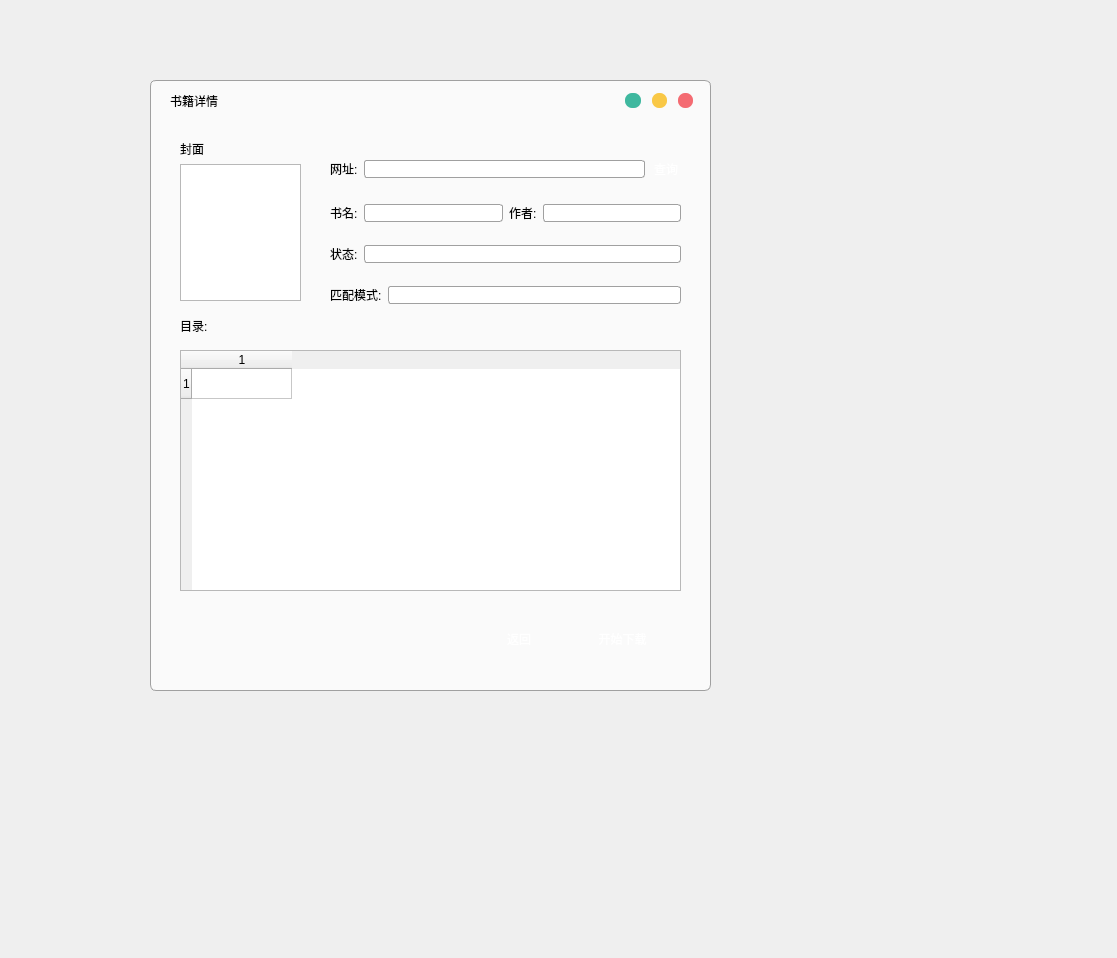
This is detail.ui in oxhc/NovelSpider as Qt 5 draws it before an edit. The edited form follows.
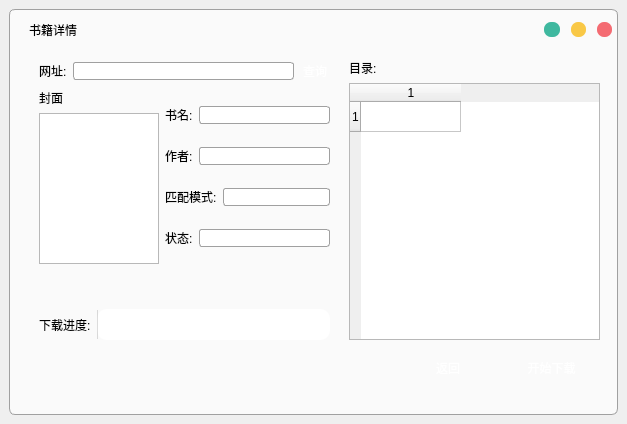
This is the edited form. Icons and pictures are not drawn.

```diff
--- a/detail.ui
+++ b/detail.ui
@@ -6,8 +6,8 @@
             <rect>
                 <x>0</x>
                 <y>0</y>
-                <width>1117</width>
-                <height>958</height>
+    <width>627</width>
+    <height>424</height>
             </rect>
         </property>
         <property name="windowTitle">
@@ -17,15 +17,9 @@
             <string notr="true">border-color: rgb(60, 12, 255);</string>
         </property>
         <widget class="QWidget" name="centralwidget">
+   <layout class="QVBoxLayout" name="verticalLayout_3">
+    <item>
             <widget class="QWidget" name="mainWidget" native="true">
-                <property name="geometry">
-                    <rect>
-                        <x>150</x>
-                        <y>80</y>
-                        <width>561</width>
-                        <height>611</height>
-                    </rect>
-                </property>
                 <property name="styleSheet">
                     <string notr="true">#mainWidget {
                         background-color: #fafafa;
@@ -56,169 +50,11 @@
                         }
                     </string>
                 </property>
-                <widget class="QWidget" name="verticalLayoutWidget">
-                    <property name="geometry">
-                        <rect>
-                            <x>180</x>
-                            <y>60</y>
-                            <width>351</width>
-                            <height>181</height>
-                        </rect>
-                    </property>
-                    <layout class="QVBoxLayout" name="verticalLayout">
-                        <item>
-                            <layout class="QHBoxLayout" name="horizontalLayout">
-                                <item>
-                                    <widget class="QLabel" name="label">
-                                        <property name="text">
-                                            <string>网址:</string>
-                                        </property>
-                                    </widget>
-                                </item>
-                                <item>
-                                    <widget class="QLineEdit" name="url_input">
-                                        <property name="text">
-                                            <string/>
-                                        </property>
-                                    </widget>
-                                </item>
-                                <item>
-                                    <widget class="QPushButton" name="selected_button">
-                                        <property name="styleSheet">
-                                            <string notr="true">padding:3px;
-                                                border-radius:1px;
-                                            </string>
-                                        </property>
-                                        <property name="text">
-                                            <string>查询</string>
-                                        </property>
-                                    </widget>
-                                </item>
-                            </layout>
-                        </item>
-                        <item>
-                            <layout class="QHBoxLayout" name="horizontalLayout_2">
-                                <item>
-                                    <widget class="QLabel" name="label_2">
-                                        <property name="text">
-                                            <string>书名:</string>
-                                        </property>
-                                    </widget>
-                                </item>
-                                <item>
-                                    <widget class="QLineEdit" name="book_name">
-                                        <property name="text">
-                                            <string/>
-                                        </property>
-                                    </widget>
-                                </item>
-                                <item>
-                                    <widget class="QLabel" name="label_4">
-                                        <property name="text">
-                                            <string>作者:</string>
-                                        </property>
-                                    </widget>
-                                </item>
-                                <item>
-                                    <widget class="QLineEdit" name="author">
-                                        <property name="text">
-                                            <string/>
-                                        </property>
-                                    </widget>
-                                </item>
-                            </layout>
-                        </item>
-                        <item>
-                            <layout class="QHBoxLayout" name="horizontalLayout_5">
-                                <item>
-                                    <widget class="QLabel" name="label_6">
-                                        <property name="text">
-                                            <string>状态:</string>
-                                        </property>
-                                    </widget>
-                                </item>
-                                <item>
-                                    <widget class="QLineEdit" name="status">
-                                        <property name="text">
-                                            <string/>
-                                        </property>
-                                    </widget>
-                                </item>
-                            </layout>
-                        </item>
-                        <item>
-                            <layout class="QHBoxLayout" name="horizontalLayout_6">
-                                <item>
-                                    <widget class="QLabel" name="label_8">
-                                        <property name="text">
-                                            <string>匹配模式:</string>
-                                        </property>
-                                    </widget>
-                                </item>
-                                <item>
-                                    <widget class="QLineEdit" name="mode_name">
-                                        <property name="text">
-                                            <string/>
-                                        </property>
-                                    </widget>
-                                </item>
-                            </layout>
-                        </item>
-                    </layout>
-                </widget>
-                <widget class="QLabel" name="label_3">
-                    <property name="geometry">
-                        <rect>
-                            <x>30</x>
-                            <y>240</y>
-                            <width>54</width>
-                            <height>12</height>
-                        </rect>
-                    </property>
-                    <property name="text">
-                        <string>目录:</string>
-                    </property>
-                </widget>
-                <widget class="QWidget" name="verticalLayoutWidget_2">
-                    <property name="geometry">
-                        <rect>
-                            <x>30</x>
-                            <y>60</y>
-                            <width>121</width>
-                            <height>161</height>
-                        </rect>
-                    </property>
-                    <layout class="QVBoxLayout" name="verticalLayout_2">
-                        <item>
-                            <widget class="QLabel" name="label_5">
-                                <property name="text">
-                                    <string>封面</string>
-                                </property>
-                            </widget>
-                        </item>
-                        <item>
-                            <widget class="QGraphicsView" name="graphicsView">
-                                <property name="styleSheet">
-                                    <string notr="true">background-image: url(:/ui_design/xn.jpg);</string>
-                                </property>
-                                <property name="backgroundBrush">
-                                    <brush brushstyle="CrossPattern">
-                                        <color alpha="255">
-                                            <red>0</red>
-                                            <green>0</green>
-                                            <blue>0</blue>
-                                        </color>
-                                    </brush>
-                                </property>
-                            </widget>
-                        </item>
-                    </layout>
-                </widget>
                 <widget class="QWidget" name="horizontalLayoutWidget">
                     <property name="geometry">
                         <rect>
-                            <x>320</x>
-                            <y>540</y>
+         <x>390</x>
+         <y>340</y>
                             <width>201</width>
                             <height>37</height>
                         </rect>
@@ -243,7 +79,7 @@
                 <widget class="QWidget" name="gridLayoutWidget_2">
                     <property name="geometry">
                         <rect>
-                            <x>470</x>
+         <x>530</x>
                             <y>10</y>
                             <width>81</width>
                             <height>21</height>
@@ -340,15 +176,25 @@
                         <string>书籍详情</string>
                     </property>
                 </widget>
+      <widget class="QWidget" name="verticalLayoutWidget_3">
+       <property name="geometry">
+        <rect>
+         <x>340</x>
+         <y>50</y>
+         <width>251</width>
+         <height>281</height>
+        </rect>
+       </property>
+       <layout class="QVBoxLayout" name="verticalLayout_4">
+        <item>
+         <widget class="QLabel" name="label_3">
+          <property name="text">
+           <string>目录:</string>
+          </property>
+         </widget>
+        </item>
+        <item>
                 <widget class="QTableWidget" name="catalog_table">
-                    <property name="geometry">
-                        <rect>
-                            <x>30</x>
-                            <y>270</y>
-                            <width>501</width>
-                            <height>241</height>
-                        </rect>
-                    </property>
                     <property name="showGrid">
                         <bool>true</bool>
                     </property>
@@ -361,7 +207,232 @@
                     <row/>
                     <column/>
                 </widget>
-            </widget>
+        </item>
+       </layout>
+      </widget>
+      <widget class="QWidget" name="verticalLayoutWidget_4">
+       <property name="geometry">
+        <rect>
+         <x>30</x>
+         <y>50</y>
+         <width>291</width>
+         <height>281</height>
+        </rect>
+       </property>
+       <layout class="QVBoxLayout" name="verticalLayout_5">
+        <item>
+         <layout class="QHBoxLayout" name="horizontalLayout">
+          <item>
+           <widget class="QLabel" name="label">
+            <property name="text">
+             <string>网址:</string>
+            </property>
+           </widget>
+          </item>
+          <item>
+           <widget class="QLineEdit" name="url_input">
+            <property name="text">
+             <string/>
+            </property>
+           </widget>
+          </item>
+          <item>
+           <widget class="QPushButton" name="selected_button">
+            <property name="styleSheet">
+             <string notr="true">padding:3px;
+                                                border-radius:1px;
+                                            </string>
+            </property>
+            <property name="text">
+             <string>查询</string>
+            </property>
+           </widget>
+          </item>
+         </layout>
+        </item>
+        <item>
+         <layout class="QHBoxLayout" name="horizontalLayout_8" stretch="3,6">
+          <property name="sizeConstraint">
+           <enum>QLayout::SetDefaultConstraint</enum>
+          </property>
+          <item>
+           <layout class="QVBoxLayout" name="verticalLayout_2" stretch="0,0">
+            <item>
+             <widget class="QLabel" name="label_5">
+              <property name="text">
+               <string>封面</string>
+              </property>
+             </widget>
+            </item>
+            <item>
+             <widget class="QGraphicsView" name="graphicsView">
+              <property name="minimumSize">
+               <size>
+                <width>120</width>
+                <height>0</height>
+               </size>
+              </property>
+              <property name="maximumSize">
+               <size>
+                <width>118</width>
+                <height>152</height>
+               </size>
+              </property>
+              <property name="styleSheet">
+               <string notr="true">background-image: url(:/ui_design/xn.jpg);</string>
+              </property>
+              <property name="backgroundBrush">
+               <brush brushstyle="CrossPattern">
+                <color alpha="255">
+                 <red>0</red>
+                 <green>0</green>
+                 <blue>0</blue>
+                </color>
+               </brush>
+              </property>
+             </widget>
+            </item>
+           </layout>
+          </item>
+          <item>
+           <layout class="QVBoxLayout" name="verticalLayout_6">
+            <item>
+             <layout class="QHBoxLayout" name="horizontalLayout_7">
+              <item>
+               <widget class="QLabel" name="label_2">
+                <property name="text">
+                 <string>书名:</string>
+                </property>
+               </widget>
+              </item>
+              <item>
+               <widget class="QLineEdit" name="book_name">
+                <property name="text">
+                 <string/>
+                </property>
+               </widget>
+              </item>
+             </layout>
+            </item>
+            <item>
+             <layout class="QHBoxLayout" name="horizontalLayout_2">
+              <item>
+               <widget class="QLabel" name="label_4">
+                <property name="text">
+                 <string>作者:</string>
+                </property>
+               </widget>
+              </item>
+              <item>
+               <widget class="QLineEdit" name="author">
+                <property name="text">
+                 <string/>
+                </property>
+               </widget>
+              </item>
+             </layout>
+            </item>
+            <item>
+             <layout class="QHBoxLayout" name="horizontalLayout_6">
+              <item>
+               <widget class="QLabel" name="label_8">
+                <property name="text">
+                 <string>匹配模式:</string>
+                </property>
+               </widget>
+              </item>
+              <item>
+               <widget class="QLineEdit" name="mode_name">
+                <property name="text">
+                 <string/>
+                </property>
+               </widget>
+              </item>
+             </layout>
+            </item>
+            <item>
+             <layout class="QHBoxLayout" name="horizontalLayout_5">
+              <item>
+               <widget class="QLabel" name="label_6">
+                <property name="text">
+                 <string>状态:</string>
+                </property>
+               </widget>
+              </item>
+              <item>
+               <widget class="QLineEdit" name="status">
+                <property name="text">
+                 <string/>
+                </property>
+               </widget>
+              </item>
+             </layout>
+            </item>
+           </layout>
+          </item>
+         </layout>
+        </item>
+        <item>
+         <spacer name="verticalSpacer">
+          <property name="orientation">
+           <enum>Qt::Vertical</enum>
+          </property>
+          <property name="sizeHint" stdset="0">
+           <size>
+            <width>20</width>
+            <height>40</height>
+           </size>
+          </property>
+         </spacer>
+        </item>
+        <item>
+         <layout class="QHBoxLayout" name="horizontalLayout_4">
+          <item>
+           <widget class="QLabel" name="label_9">
+            <property name="text">
+             <string>下载进度:</string>
+            </property>
+           </widget>
+          </item>
+          <item>
+           <widget class="QProgressBar" name="progress_obj">
+            <property name="font">
+             <font>
+              <family>Arial</family>
+              <pointsize>14</pointsize>
+             </font>
+            </property>
+            <property name="styleSheet">
+             <string notr="true">color:white;
+border-radius:10px;</string>
+            </property>
+            <property name="minimum">
+             <number>0</number>
+            </property>
+            <property name="maximum">
+             <number>100</number>
+            </property>
+            <property name="value">
+             <number>0</number>
+            </property>
+            <property name="textVisible">
+             <bool>true</bool>
+            </property>
+            <property name="textDirection">
+             <enum>QProgressBar::TopToBottom</enum>
+            </property>
+            <property name="format">
+             <string>  %p%</string>
+            </property>
+           </widget>
+          </item>
+         </layout>
+        </item>
+       </layout>
+      </widget>
+     </widget>
+    </item>
+   </layout>
         </widget>
     </widget>
     <resources>
```
Left out of the diff: 2 changed lines with no effect on the pictures. Lines whose indentation alone changed are shown as unchanged.
